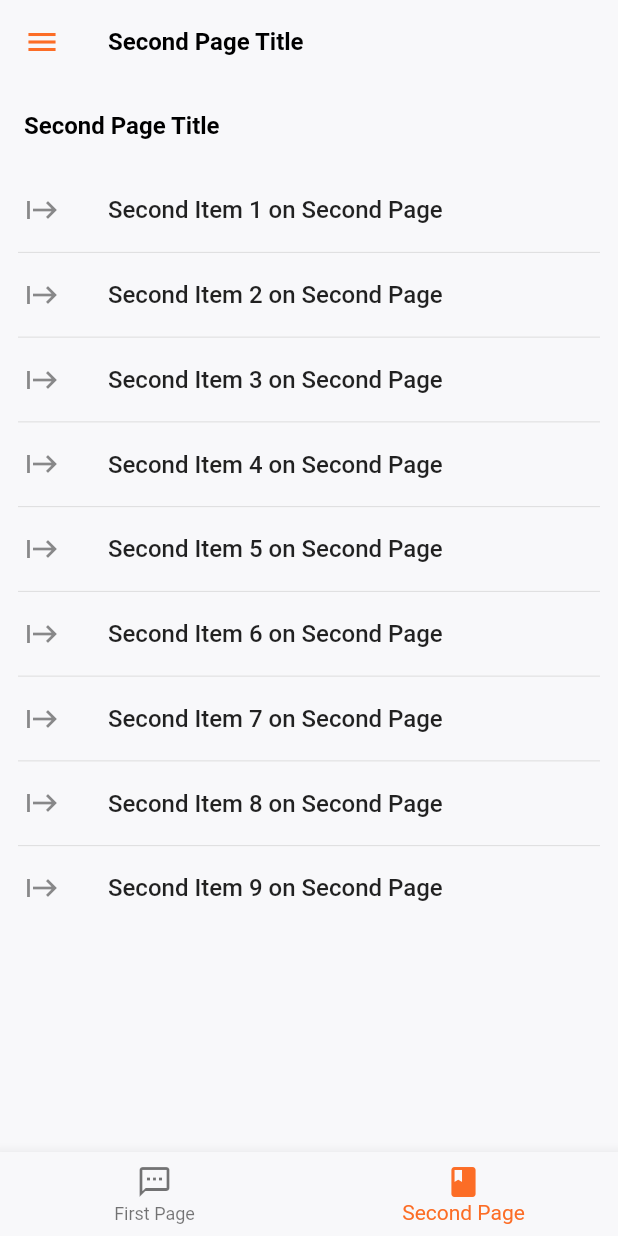
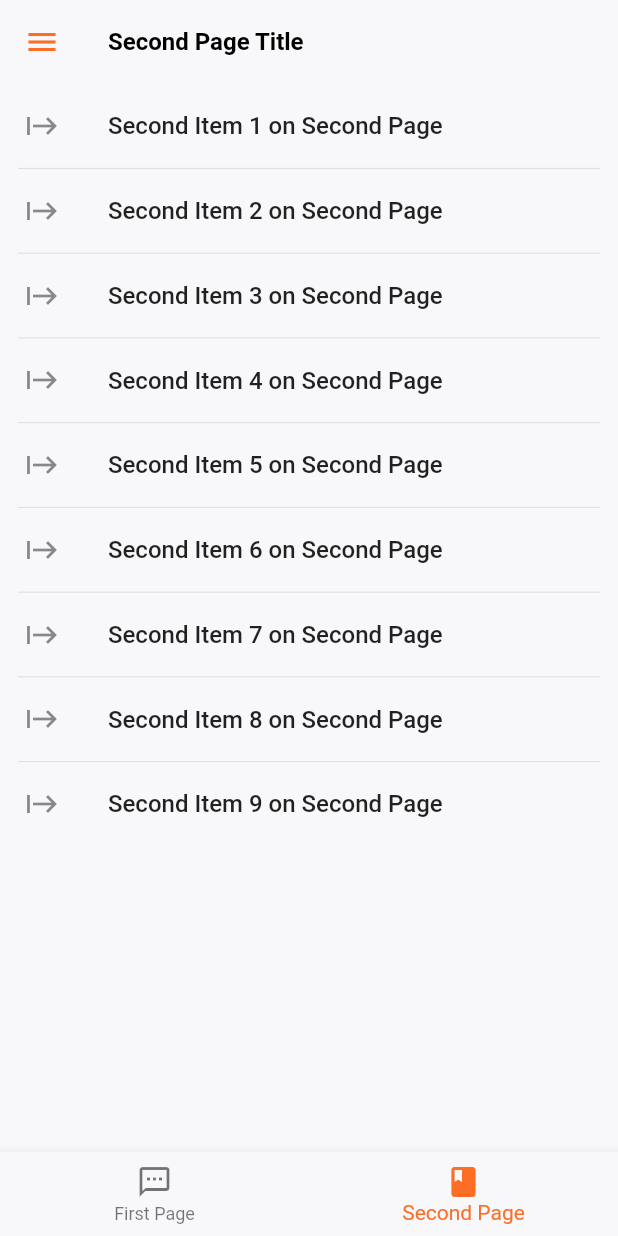
Before and after one commit to gaoshanyu/pad_demo, a Flutter app: the screen it shows after launch, item 2 of the bottom bar chosen, on a phone screen of 412 x 824 dp. Run offline on Flutter 3.47's test engine with Material 2 defaults, Android fonts, the phone set to English and light mode, and no system bars; our stand-ins replace adaptive_breakpoints, shared_preferences; generated files the repository leaves out were written again.

Commit message:
feat: support mobile and pad view

```diff
--- a/lib/pages/details_page.dart
+++ b/lib/pages/details_page.dart
@@ -14,7 +14,6 @@ class DetailsPage extends StatelessWidget {
     } else if (id % 2 == 0) {
       content += ": it's come from special item";
     }
-    return Scaffold(
-        appBar: AppBar(title: Text('Page $id')), backgroundColor: background, body: Center(child: Text('Details Page Body: $content')));
+    return Scaffold(appBar: AppBar(title: Text('Page $id')), backgroundColor: background, body: Center(child: Container(margin: const EdgeInsets.all(30), child: Text('Details Page Body: $content'))));
   }
 }
--- a/lib/pages/second_page.dart
+++ b/lib/pages/second_page.dart
@@ -26,18 +26,18 @@ class _SecondPageState extends State<SecondPage> {
                       GlobalKeys.rootScaffoldKey.currentState?.openDrawer();
                     }),
               ),
-        body: Row(children: [_buildLeftView(), _buildDetailsView()]));
+        body: isDesktopLayout(context) ? _buildPadView() : _buildPageBody());
   }
 
-  Widget _buildDetailsView() {
-    return Container();
+  Widget _buildPadView() {
+    return Scaffold(
+        appBar: AppBar(title: const Text('Second Page Title')),
+        body: _buildPageBody(),
+      );
   }
 
-  Widget _buildLeftView() {
-    return Expanded(
-      child: Scaffold(
-        appBar: AppBar(title: const Text('Second Page Title')),
-        body: Center(
+  Widget _buildPageBody() {
+    return Center(
           child: ListView.separated(
               itemCount: numItems,
               separatorBuilder: (context, index) => const Divider(height: .5, indent: 12.0, endIndent: 12.0, color: Color(0xFFDDDDDD)),
@@ -48,12 +48,11 @@ class _SecondPageState extends State<SecondPage> {
                 ),
                 onTap: () {
                   setState(() {
-                        Navigator.of(context).push(MaterialPageRoute(builder: (context) => DetailsPage(id: index, background: Colors.green.withOpacity((100 - index * 3) / 100))));
+                    Navigator.of(context).push(MaterialPageRoute(builder: (context) => DetailsPage(id: index + 1, background: Colors.green.withOpacity((100 - index * 3) / 100))));
                   });
                 },
               )),
-        ),
-      ),
         );
   }
+
 }
```
Also changed, not shown: lib/pages/first_page.dart (+13 -7 lines). Lines whose indentation alone changed are shown as unchanged.
